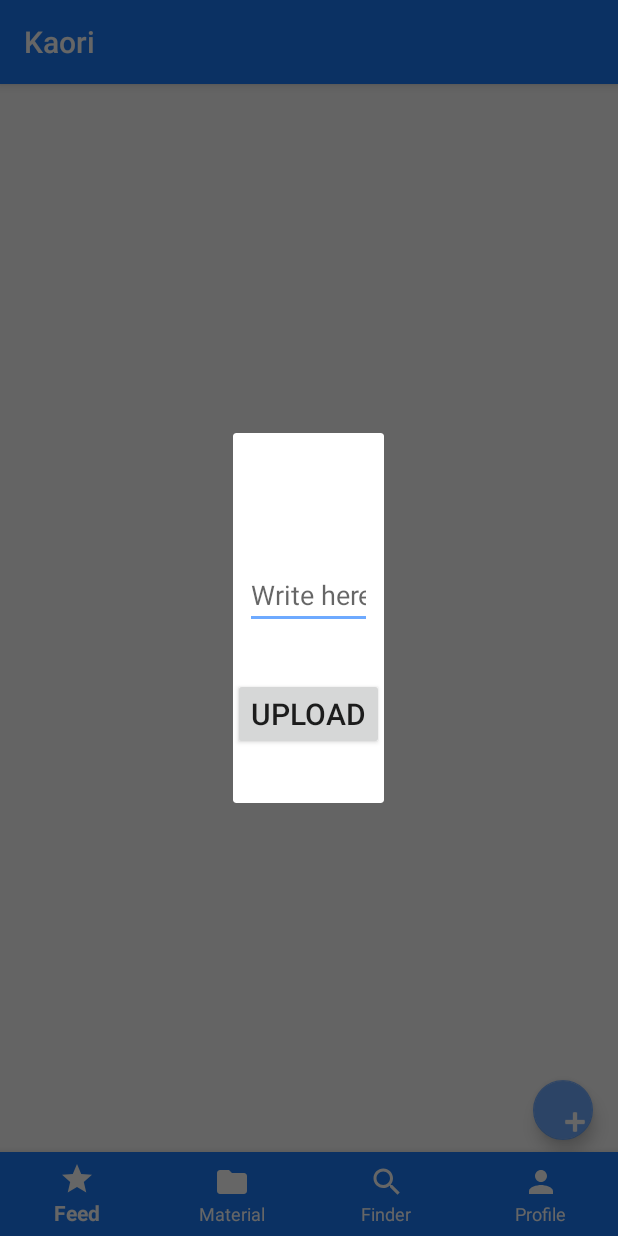
After one commit to andrea-cola/kaori, an Android app: the fragment UploadPDFDialog placed in its activity, on a phone screen of 412 x 824 dp. The commit adds this screen. Run offline under Robolectric (Android 15) with nearby library versions, the light colour scheme and no system bars; our stand-ins replace Firebase (no records; nobody signed in at launch, a user with empty details on screens opened directly); libraries missing offline, so code that uses them is left out: com.facebook, com.facebook.appevents; 2 statements that could not run were skipped.

Commit message:
FeedFragment aggiornato con FAB, implementazione ancora da sistemare per file pdf.

```diff
--- a/app/build.gradle
+++ b/app/build.gradle
@@ -36,6 +36,7 @@ dependencies {
     implementation 'com.google.firebase:firebase-core:16.0.5'
     implementation 'com.google.firebase:firebase-auth:16.0.5'
     implementation 'com.google.firebase:firebase-firestore:17.1.3'
+    implementation 'com.google.firebase:firebase-storage:16.0.4'
     implementation 'com.firebaseui:firebase-ui-auth:4.1.0'
     implementation 'com.facebook.android:facebook-login:4.38.1'
     implementation 'com.twitter.sdk.android:twitter-core:3.1.1'
@@ -44,6 +45,7 @@ dependencies {
     testImplementation 'junit:junit:4.12'
     androidTestImplementation 'com.android.support.test:runner:1.0.2'
     androidTestImplementation 'com.android.support.test.espresso:espresso-core:3.0.2'
+    implementation 'com.google.android.gms:play-services-maps:16.0.0'
 }
 
 apply plugin: 'com.google.gms.google-services'
--- a/app/src/main/java/com/kaori/kaori/BottomBarActivities/FeedFragment.java
+++ b/app/src/main/java/com/kaori/kaori/BottomBarActivities/FeedFragment.java
@@ -1,20 +1,28 @@
 package com.kaori.kaori.BottomBarActivities;
 
 import android.app.Activity;
+import android.app.AlertDialog;
 import android.app.FragmentTransaction;
+import android.content.Context;
+import android.content.DialogInterface;
+import android.content.res.ColorStateList;
 import android.graphics.Color;
 import android.os.Bundle;
 
 import android.support.annotation.NonNull;
 import android.support.annotation.Nullable;
+import android.support.design.widget.FloatingActionButton;
 import android.support.v4.app.Fragment;
+import android.support.v4.app.FragmentManager;
 import android.support.v7.widget.CardView;
 import android.support.v7.widget.LinearLayoutManager;
 import android.support.v7.widget.RecyclerView;
 import android.util.Log;
 import android.view.LayoutInflater;
+import android.view.MotionEvent;
 import android.view.View;
 import android.view.ViewGroup;
+import android.widget.EditText;
 import android.widget.ImageView;
 import android.widget.TextView;
 
@@ -47,6 +55,7 @@ public class FeedFragment extends Fragment {
     private RecyclerView.Adapter mAdapter;
     private RecyclerView.LayoutManager layoutManager;
     private ArrayList<Book> mBookList;
+    private FloatingActionButton fab;
     private final String BACK_STATE_NAME = getClass().getName();
 
     /**
@@ -62,7 +71,17 @@ public class FeedFragment extends Fragment {
         View view = inflater.inflate(R.layout.feed_layout, container, false);
         mBookList = new ArrayList<Book>();
 
-        //put all books in the list
+        //Floating Action Button managment for upload pdf files
+        fab = view.findViewById(R.id.floatingActionButton);
+        fab.setOnClickListener(new View.OnClickListener() {
+            @Override
+            public void onClick(View v) {
+                UploadPDFDialog uploadFragment = UploadPDFDialog.newInstance();
+                uploadFragment.show(getFragmentManager(), "Dialog Fragment");
+            }
+        });
+
+        //put all books in the list, querying the database
         FirebaseFirestore db = FirebaseFirestore.getInstance();
         db.collection("books").get().addOnCompleteListener(new OnCompleteListener<QuerySnapshot>() {
             @Override
@@ -101,7 +120,9 @@ public class FeedFragment extends Fragment {
             this.books = bookList;
         }
 
-        // inflate CardView into ReciclerView
+        /**
+         * This method inflates the CardView in the ReciclerView
+         */
         @NonNull
         @Override
         public MyViewHolder onCreateViewHolder(@NonNull ViewGroup parent, int i) {
@@ -120,6 +141,7 @@ public class FeedFragment extends Fragment {
                     invokeFragmentWithParams(holder.author.getText().toString(),holder.title.getText().toString(), "ok");
                 }
             });
+            //
         }
 
         @Override
@@ -127,7 +149,10 @@ public class FeedFragment extends Fragment {
             return books.size();
         }
 
-        // Holder private class
+        /**
+         * Holder class contains the infos of the card and the book element selected or
+         * the next book element in the recycler view
+         */
         public class MyViewHolder extends RecyclerView.ViewHolder {
             public TextView title, author;
             public CardView cardView;
@@ -142,6 +167,9 @@ public class FeedFragment extends Fragment {
             }
         }
 
+        /**
+         * This method invokes the book fragment when the card is cliked
+         */
         private void invokeFragmentWithParams(String author, String title, String updateDate) {
             Fragment bookFragment = new BookFragment();
             ((BookFragment) bookFragment).setParameters(author, title);
--- a/app/src/main/java/com/kaori/kaori/BottomBarActivities/ProfileFragment.java
+++ b/app/src/main/java/com/kaori/kaori/BottomBarActivities/ProfileFragment.java
@@ -34,7 +34,6 @@ public class ProfileFragment extends Fragment {
         return view;
     }
 
-
     private void getCurrentUser(){
         if(FirebaseAuth.getInstance().getCurrentUser() != null){
             String userId = FirebaseAuth.getInstance().getCurrentUser().getUid();
--- /dev/null
+++ b/app/src/main/java/com/kaori/kaori/BottomBarActivities/UploadPDFDialog.java
@@ -0,0 +1,162 @@
+package com.kaori.kaori.BottomBarActivities;
+
+import android.Manifest;
+import android.content.Intent;
+import android.content.pm.PackageManager;
+import android.content.res.ColorStateList;
+import android.graphics.Color;
+import android.net.Uri;
+import android.os.Build;
+import android.os.Bundle;
+import android.provider.Settings;
+import android.support.annotation.NonNull;
+import android.support.annotation.Nullable;
+import android.support.v4.app.DialogFragment;
+import android.support.v4.content.ContextCompat;
+import android.text.Editable;
+import android.text.TextWatcher;
+import android.util.Log;
+import android.view.LayoutInflater;
+import android.view.View;
+import android.view.ViewGroup;
+import android.view.WindowManager;
+import android.widget.Button;
+import android.widget.EditText;
+import android.widget.ProgressBar;
+import android.widget.TextView;
+import android.widget.Toast;
+
+import com.google.android.gms.tasks.OnFailureListener;
+import com.google.android.gms.tasks.OnSuccessListener;
+import com.google.firebase.firestore.FirebaseFirestore;
+import com.google.firebase.storage.FirebaseStorage;
+import com.google.firebase.storage.OnProgressListener;
+import com.google.firebase.storage.StorageReference;
+import com.google.firebase.storage.UploadTask;
+import com.kaori.kaori.Constants;
+import com.kaori.kaori.R;
+
+import static android.app.Activity.RESULT_OK;
+
+public class UploadPDFDialog extends DialogFragment {
+
+    // this is the pic pdf code used in file chooser
+    final static int PICK_PDF_CODE = 2342;
+
+    // related view in the layout
+    private EditText fileNameView;
+    private Button updateButton;
+    private ProgressBar progressBar;
+    private TextView textProgress;
+
+    // Firebase storing datas
+    private StorageReference storage;
+    private Uri filePath;
+
+    // Empty constructor
+    public UploadPDFDialog() { }
+
+    public static UploadPDFDialog newInstance() {
+        UploadPDFDialog dialog = new UploadPDFDialog();
+        return dialog;
+    }
+
+    @Nullable
+    @Override
+    public View onCreateView(@NonNull LayoutInflater inflater, @Nullable ViewGroup container, @Nullable Bundle savedInstanceState) {
+        // setting the view
+        View view = inflater.inflate(R.layout.upload_pdf_dialog, container, false);
+        getDialog().setTitle("Upload pdf file");
+        getDialog().getWindow().setSoftInputMode(WindowManager.LayoutParams.SOFT_INPUT_STATE_VISIBLE);
+
+        // getting the firebase objects
+        storage = FirebaseStorage.getInstance().getReference();
+
+        // getting the views
+        fileNameView = view.findViewById(R.id.fileName);
+        updateButton = view.findViewById(R.id.uploadButton);
+        progressBar = view.findViewById(R.id.progressUploadBar);
+
+        // listener for the button
+        updateButton.setOnClickListener(new View.OnClickListener() {
+            @Override
+            public void onClick(View v) {
+                updateButton.setBackgroundColor(Color.GREEN);
+                getPDF();
+            }
+        });
+
+        String newFile = fileNameView.getText().toString();
+        // TODO = add new fileName to Firebase
+        return view;
+    }
+
+    /**
+     * Intent for create intent for file chooser and updated android versions
+     */
+    private void getPDF() {
+        showFileChooser();
+    }
+
+    @Override
+    public void onActivityResult(int requestCode, int resultCode, Intent data) {
+        super.onActivityResult(requestCode, resultCode, data);
+
+        // when the user chooses the file
+        if (requestCode == PICK_PDF_CODE && resultCode == RESULT_OK && data != null && data.getData() != null) {
+            filePath = data.getData();
+            // if a file is selected
+            if (data.getData() != null) {
+                // uploading the file
+                uploadFile(data.getData());
+            } else {
+                Toast.makeText(getContext(), "No file chosen", Toast.LENGTH_SHORT).show();
+            }
+        }
+    }
+
+    /**
+     * Creating an intent for file chooser
+     */
+    private void showFileChooser(){
+        Intent intent = new Intent();
+        intent.setType("application/pdf");
+        intent.setAction(Intent.ACTION_GET_CONTENT);
+        startActivityForResult(Intent.createChooser(intent, "Select Picture"),PICK_PDF_CODE);
+    }
+
+    /**
+     * To upload the file
+     */
+    public void uploadFile(Uri data){
+        progressBar.setVisibility(View.VISIBLE);
+
+        StorageReference reference = storage.child(Constants.STORAGE_PATH_UPLOADS + System.currentTimeMillis() + "." + filePath.getLastPathSegment());
+        UploadTask task = reference.putFile(data);
+
+        // Register observers to listen for when the download is done or if it fails
+        task.addOnSuccessListener(new OnSuccessListener<UploadTask.TaskSnapshot>() {
+            @Override
+            public void onSuccess(UploadTask.TaskSnapshot taskSnapshot) {
+                progressBar.setVisibility(View.GONE);
+                textProgress.setVisibility(View.VISIBLE);
+                textProgress.setText("File Uploaded Successfully");
+            }
+        }).addOnFailureListener(new OnFailureListener() {
+            @Override
+            public void onFailure(@NonNull Exception e) {
+                Toast.makeText(getContext(), e.getMessage(), Toast.LENGTH_LONG).show();
+            }
+        }).addOnProgressListener(new OnProgressListener<UploadTask.TaskSnapshot>() {
+            @Override
+            public void onProgress(UploadTask.TaskSnapshot taskSnapshot) {
+                double progress = (100.0 * taskSnapshot.getBytesTransferred()) / taskSnapshot.getTotalByteCount();
+                textProgress.setVisibility(View.VISIBLE);
+                textProgress.setText((int) progress + "% Uploading...");
+
+            }
+        });
+    }
+
+
+}
--- a/app/src/main/java/com/kaori/kaori/Constants.java
+++ b/app/src/main/java/com/kaori/kaori/Constants.java
@@ -23,4 +23,10 @@ public class Constants {
      */
     public static final int MY_CAMERA_PERMISSION_CODE = 100;
 
+    /**
+     * Storage constants.
+     */
+    public static final String STORAGE_PATH_UPLOADS = "uploads/";
+    public static final String DATABASE_PATH_UPLOADS = "uploads";
+
 }
--- a/app/src/main/java/com/kaori/kaori/LoginRegistrationFragments/CreateAccount1.java
+++ b/app/src/main/java/com/kaori/kaori/LoginRegistrationFragments/CreateAccount1.java
@@ -275,6 +275,7 @@ public class CreateAccount1 extends Fragment {
 
     /**
      * It takes in input a FirebaseUser and return a User to pass
+     * It takes in input a FirebaseUser and return a User to pass
      * to the next fragment.
      */
     private User createNewUser(FirebaseUser firebaseUser){
--- a/app/src/main/res/layout/feed_layout.xml
+++ b/app/src/main/res/layout/feed_layout.xml
@@ -5,6 +5,21 @@
     xmlns:tools="http://schemas.android.com/tools"
     android:layout_width="match_parent"
     android:layout_height="match_parent">
+
+    <android.support.design.widget.FloatingActionButton
+        android:id="@+id/floatingActionButton"
+        android:layout_width="40dp"
+        android:layout_height="41dp"
+        android:layout_marginStart="8dp"
+        android:layout_marginEnd="8dp"
+        android:layout_marginBottom="64dp"
+        android:clickable="true"
+        android:tint="@color/WHITE"
+        app:layout_constraintBottom_toBottomOf="parent"
+        app:layout_constraintEnd_toEndOf="parent"
+        app:layout_constraintHorizontal_bias="0.975"
+        app:layout_constraintStart_toStartOf="parent"
+        app:srcCompat="@android:drawable/ic_input_add" />
 
     <android.support.v7.widget.RecyclerView
         android:id="@+id/my_recicler_view"
@@ -15,7 +30,9 @@
         app:layout_constraintBottom_toTopOf="@+id/navigation"
         app:layout_constraintEnd_toEndOf="parent"
         app:layout_constraintStart_toStartOf="parent"
-        app:layout_constraintTop_toTopOf="parent" />
+        app:layout_constraintTop_toTopOf="parent" >
+
+    </android.support.v7.widget.RecyclerView>
 
     <android.support.design.widget.BottomNavigationView
         android:id="@+id/navigation"
@@ -28,6 +45,8 @@
         app:layout_constraintBottom_toBottomOf="parent"
         app:layout_constraintLeft_toLeftOf="parent"
         app:layout_constraintRight_toRightOf="parent"
-        app:menu="@menu/navigation" />
+        app:menu="@menu/navigation" >
+
+    </android.support.design.widget.BottomNavigationView>
 
 </android.support.constraint.ConstraintLayout>
--- /dev/null
+++ b/app/src/main/res/layout/upload_pdf_dialog.xml
@@ -0,0 +1,64 @@
+<?xml version="1.0" encoding="utf-8"?>
+<android.support.constraint.ConstraintLayout xmlns:android="http://schemas.android.com/apk/res/android"
+    xmlns:app="http://schemas.android.com/apk/res-auto"
+    xmlns:tools="http://schemas.android.com/tools"
+    android:id="@+id/edit_name"
+    android:layout_width="match_parent"
+    android:layout_height="match_parent"
+    android:layout_gravity="center"
+    android:gravity="center_horizontal|center">
+
+    <ProgressBar
+        android:id="@+id/progressUploadBar"
+        android:layout_width="wrap_content"
+        android:layout_height="wrap_content"
+        android:layout_gravity="center_horizontal"
+        android:visibility="gone" />
+
+    <EditText
+        android:id="@+id/fileName"
+        android:layout_width="0dp"
+        android:layout_height="wrap_content"
+        android:layout_marginStart="8dp"
+        android:layout_marginTop="60dp"
+        android:layout_marginEnd="8dp"
+        android:layout_marginBottom="8dp"
+        android:autofillHints=""
+        android:hint="Write here"
+        android:imeOptions="actionDone"
+        android:inputType="text"
+        app:layout_constraintBottom_toTopOf="@+id/uploadButton"
+        app:layout_constraintEnd_toEndOf="parent"
+        app:layout_constraintHorizontal_bias="0.0"
+        app:layout_constraintStart_toStartOf="parent"
+        app:layout_constraintTop_toTopOf="parent" />
+
+    <Button
+        android:id="@+id/uploadButton"
+        android:layout_width="wrap_content"
+        android:layout_height="wrap_content"
+        android:layout_marginTop="8dp"
+        android:text="UPLOAD"
+        android:textSize="20sp"
+        app:layout_constraintBottom_toBottomOf="parent"
+        app:layout_constraintEnd_toEndOf="parent"
+        app:layout_constraintStart_toStartOf="parent"
+        app:layout_constraintTop_toTopOf="parent"
+        app:layout_constraintVertical_bias="0.815" />
+
+    <TextView
+        android:id="@+id/textProgress"
+        android:layout_width="wrap_content"
+        android:layout_height="wrap_content"
+        android:layout_marginStart="8dp"
+        android:layout_marginTop="8dp"
+        android:layout_marginEnd="8dp"
+        android:layout_marginBottom="8dp"
+        android:text="TextView"
+        android:visibility="invisible"
+        app:layout_constraintBottom_toBottomOf="parent"
+        app:layout_constraintEnd_toEndOf="parent"
+        app:layout_constraintStart_toStartOf="parent"
+        app:layout_constraintTop_toBottomOf="@+id/uploadButton" />
+
+</android.support.constraint.ConstraintLayout>
```
Also changed, not shown: app/src/main/java/com/kaori/kaori/BottomBarActivities/SearchFragment.java (added, +50 -0 lines), app/src/main/java/com/kaori/kaori/DBObjects/UploadPDF.java (added, +25 -0 lines), app/src/main/res/layout/maps_layout.xml (added, +32 -0 lines), app/src/main/res/layout/search_layout.xml (added, +37 -0 lines).
